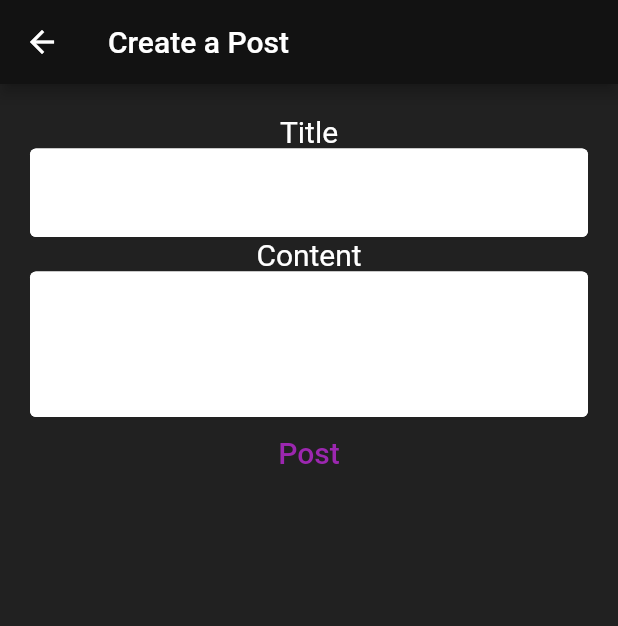
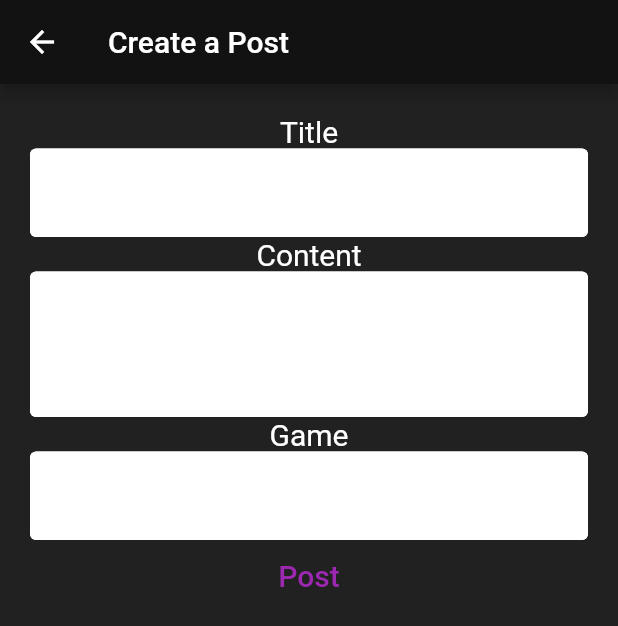
Before and after one commit to AakifZ/SOJA, a Flutter app: the NewPostPage screen opened directly, after a tap on "Post", on a phone screen of 412 x 824 dp. Shown: the top 626 px of the screen. Run offline on Flutter 3.47's test engine with Material 2 defaults, Android fonts, the phone set to English and light mode, and no system bars; our stand-ins replace cloud_firestore, firebase_auth, firebase_core, flutter_spinkit, get; accounts and stored records are empty.

Commit message:
Fetches posts into the console.

```diff
--- /dev/null
+++ b/lib/models/post.dart
@@ -0,0 +1,11 @@
+class Post {
+  final String title;
+  final String content;
+  final String game;
+  final int likes;
+  final int dislikes;
+  final String user;
+
+  Post({required this.title, required this.content, required this.game, required this.likes, required this.dislikes, required this.user});
+
+}
--- a/lib/screens/posts/new_post_page.dart
+++ b/lib/screens/posts/new_post_page.dart
@@ -11,6 +11,7 @@ class NewPostPage extends StatelessWidget {
   String title = "";
   String content = "";
   String error = "";
+  String game = "";
 
   @override
   Widget build(BuildContext context) {
@@ -35,14 +36,24 @@ class NewPostPage extends StatelessWidget {
                 content = val;
             },
           ),
+          Text("Game", style: TextStyle(fontSize: 20),),
+          TextFormField(
+            decoration: textInputDecoration.copyWith(hintText: 'Game'),
+            onChanged: (val) {
+              game = val;
+            },
+          ),
           FlatButton(
 
             onPressed: ()=> {
-                if(title.isEmpty || content.isEmpty) {
+                if(title.isEmpty || content.isEmpty || game.isEmpty) {
                   error = "Please fill in all fields!"
                 } else
                   {
-                    postService.updatePostData(title, content),
+                    postService.updatePostData(title, content, game)
+                        .then((value) => print("Posted Successfully"))
+
+                        .catchError((error) => print("Could oot post")),
                     Navigator.push(context,
                         MaterialPageRoute(builder: (context) => Home())),
                   },
--- a/lib/screens/posts/post.dart
+++ b/lib/screens/posts/post.dart
@@ -1,18 +1,31 @@
 import 'package:cloud_firestore/cloud_firestore.dart';
+import 'package:soja/models/post.dart';
 
 
 class PostService {
 
   final CollectionReference postCollection = FirebaseFirestore.instance.collection("posts");
 
-  Future updatePostData(String title, String content,) async {
+  Future updatePostData(String title, String content, String game) async {
     return await postCollection.doc(title).set({
       'title': title,
       'content': content,
+      'game': game,
       'likes': 0,
       'dislikes': 0
     });
   }
 
+   getPosts() {
+    List<Post> posts = new List.empty();
+    FirebaseFirestore.instance.collection("posts").get().then((querySnapshot) {
+      querySnapshot.docs.forEach((result) {
+        //posts.add(result.data());
+        print(result.data());
+      });
+    });
+
+  }
+
 
 }
```
Also changed, not shown: lib/screens/home/home.dart (+17 -2 lines), lib/screens/home/post_list.dart (added, +26 -0 lines), lib/services/database.dart (+22 -0 lines).
